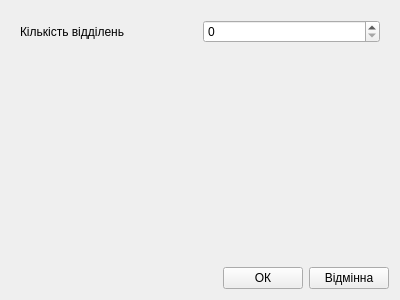
Qt form Kursova/EducationProgressForms/InputForms/departmentsinputform.ui (zzvanyazz/Kursova) before a commit.
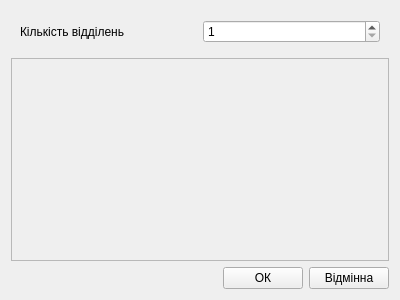
The same form after that commit.

The edit to the form file:
```diff
--- a/Kursova/EducationProgressForms/InputForms/departmentsinputform.ui
+++ b/Kursova/EducationProgressForms/InputForms/departmentsinputform.ui
@@ -31,20 +31,31 @@
        </widget>
       </item>
       <item>
-       <widget class="QSpinBox" name="department"/>
+       <widget class="QSpinBox" name="department">
+        <property name="minimum">
+         <number>1</number>
+        </property>
+       </widget>
       </item>
      </layout>
     </widget>
    </item>
    <item>
-    <widget class="QWidget" name="conteiner" native="true">
-     <property name="sizePolicy">
-      <sizepolicy hsizetype="Expanding" vsizetype="Expanding">
-       <horstretch>0</horstretch>
-       <verstretch>0</verstretch>
-      </sizepolicy>
+    <widget class="QScrollArea" name="scrollArea">
+     <property name="widgetResizable">
+      <bool>true</bool>
      </property>
-     <layout class="QVBoxLayout" name="verticalLayout_2"/>
+     <widget class="QWidget" name="conteiner">
+      <property name="geometry">
+       <rect>
+        <x>0</x>
+        <y>0</y>
+        <width>376</width>
+        <height>188</height>
+       </rect>
+      </property>
+      <layout class="QVBoxLayout" name="verticalLayout_2"/>
+     </widget>
     </widget>
    </item>
    <item>
```
